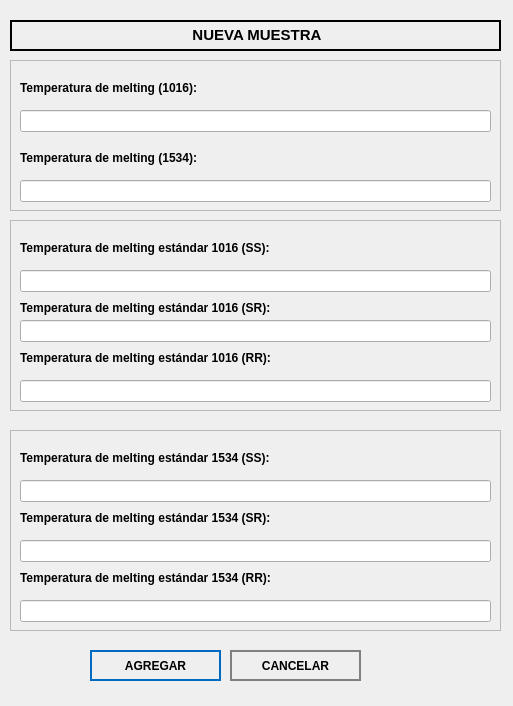
Qt form ui_files/new_genotype_window.ui (gonzalohdominguez/GENOMOS) before a commit.
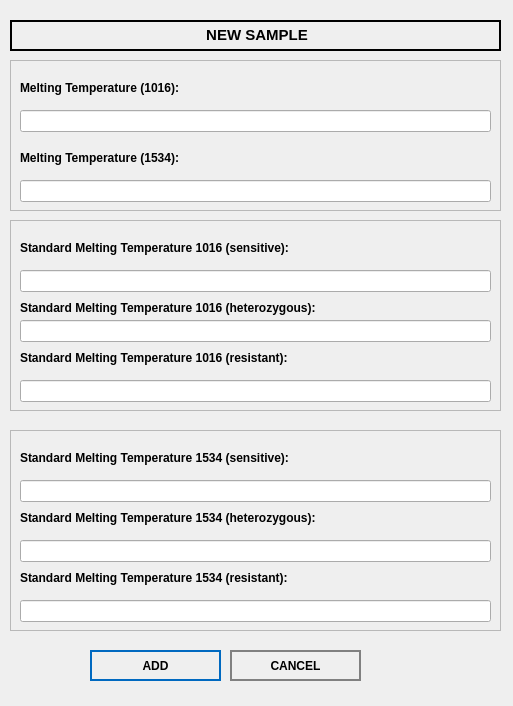
The same form after that commit. Icons and pictures are not drawn.

Diff of the .ui file:
```diff
--- a/ui_files/new_genotype_window.ui
+++ b/ui_files/new_genotype_window.ui
@@ -26,7 +26,7 @@
     <enum>QFrame::WinPanel</enum>
    </property>
    <property name="text">
-    <string>&lt;html&gt;&lt;head/&gt;&lt;body&gt;&lt;p align=&quot;center&quot;&gt;&lt;span style=&quot; font-size:11pt; font-weight:600;&quot;&gt;NUEVA MUESTRA&lt;/span&gt;&lt;/p&gt;&lt;/body&gt;&lt;/html&gt;</string>
+    <string>&lt;html&gt;&lt;head/&gt;&lt;body&gt;&lt;p align=&quot;center&quot;&gt;&lt;span style=&quot; font-size:11pt; font-weight:600;&quot;&gt;NEW SAMPLE&lt;/span&gt;&lt;/p&gt;&lt;/body&gt;&lt;/html&gt;</string>
    </property>
   </widget>
   <widget class="QFrame" name="frame">
@@ -49,12 +49,12 @@
      <rect>
       <x>10</x>
       <y>90</y>
-      <width>211</width>
+      <width>191</width>
       <height>16</height>
      </rect>
     </property>
     <property name="text">
-     <string>&lt;html&gt;&lt;head/&gt;&lt;body&gt;&lt;p&gt;&lt;span style=&quot; font-weight:600;&quot;&gt;Temperatura de melting (1534): &lt;/span&gt;&lt;/p&gt;&lt;/body&gt;&lt;/html&gt;</string>
+     <string>&lt;html&gt;&lt;head/&gt;&lt;body&gt;&lt;p&gt;&lt;span style=&quot; font-weight:600;&quot;&gt;Melting Temperature (1534): &lt;/span&gt;&lt;/p&gt;&lt;/body&gt;&lt;/html&gt;</string>
     </property>
    </widget>
    <widget class="QLabel" name="label_2">
@@ -62,12 +62,12 @@
      <rect>
       <x>10</x>
       <y>20</y>
-      <width>211</width>
+      <width>191</width>
       <height>16</height>
      </rect>
     </property>
     <property name="text">
-     <string>&lt;html&gt;&lt;head/&gt;&lt;body&gt;&lt;p&gt;&lt;span style=&quot; font-weight:600;&quot;&gt;Temperatura de melting (1016): &lt;/span&gt;&lt;/p&gt;&lt;/body&gt;&lt;/html&gt;</string>
+     <string>&lt;html&gt;&lt;head/&gt;&lt;body&gt;&lt;p&gt;&lt;span style=&quot; font-weight:600;&quot;&gt;Melting Temperature (1016): &lt;/span&gt;&lt;/p&gt;&lt;/body&gt;&lt;/html&gt;</string>
     </property>
    </widget>
    <widget class="QLineEdit" name="temperature1016LineEdit">
@@ -111,12 +111,12 @@
      <rect>
       <x>10</x>
       <y>130</y>
-      <width>301</width>
+      <width>321</width>
       <height>16</height>
      </rect>
     </property>
     <property name="text">
-     <string>&lt;html&gt;&lt;head/&gt;&lt;body&gt;&lt;p&gt;&lt;span style=&quot; font-weight:600;&quot;&gt;Temperatura de melting estándar 1016 (RR): &lt;/span&gt;&lt;/p&gt;&lt;/body&gt;&lt;/html&gt;</string>
+     <string>&lt;html&gt;&lt;head/&gt;&lt;body&gt;&lt;p&gt;&lt;span style=&quot; font-weight:600;&quot;&gt;Standard Melting Temperature 1016 (resistant): &lt;/span&gt;&lt;/p&gt;&lt;/body&gt;&lt;/html&gt;</string>
     </property>
    </widget>
    <widget class="QLabel" name="label_4">
@@ -124,12 +124,12 @@
      <rect>
       <x>10</x>
       <y>20</y>
-      <width>301</width>
+      <width>321</width>
       <height>16</height>
      </rect>
     </property>
     <property name="text">
-     <string>&lt;html&gt;&lt;head/&gt;&lt;body&gt;&lt;p&gt;&lt;span style=&quot; font-weight:600;&quot;&gt;Temperatura de melting estándar 1016 (SS): &lt;/span&gt;&lt;/p&gt;&lt;/body&gt;&lt;/html&gt;</string>
+     <string>&lt;html&gt;&lt;head/&gt;&lt;body&gt;&lt;p&gt;&lt;span style=&quot; font-weight:600;&quot;&gt;Standard Melting Temperature 1016 (sensitive): &lt;/span&gt;&lt;/p&gt;&lt;/body&gt;&lt;/html&gt;</string>
     </property>
    </widget>
    <widget class="QLabel" name="label_5">
@@ -137,12 +137,12 @@
      <rect>
       <x>10</x>
       <y>80</y>
-      <width>301</width>
+      <width>351</width>
       <height>16</height>
      </rect>
     </property>
     <property name="text">
-     <string>&lt;html&gt;&lt;head/&gt;&lt;body&gt;&lt;p&gt;&lt;span style=&quot; font-weight:600;&quot;&gt;Temperatura de melting estándar 1016 (SR): &lt;/span&gt;&lt;/p&gt;&lt;/body&gt;&lt;/html&gt;</string>
+     <string>&lt;html&gt;&lt;head/&gt;&lt;body&gt;&lt;p&gt;&lt;span style=&quot; font-weight:600;&quot;&gt;Standard Melting Temperature 1016 (heterozygous): &lt;/span&gt;&lt;/p&gt;&lt;/body&gt;&lt;/html&gt;</string>
     </property>
    </widget>
    <widget class="QLineEdit" name="temperature1016SSLineEdit">
@@ -196,12 +196,12 @@
      <rect>
       <x>10</x>
       <y>80</y>
-      <width>301</width>
+      <width>351</width>
       <height>16</height>
      </rect>
     </property>
     <property name="text">
-     <string>&lt;html&gt;&lt;head/&gt;&lt;body&gt;&lt;p&gt;&lt;span style=&quot; font-weight:600;&quot;&gt;Temperatura de melting estándar 1534 (SR): &lt;/span&gt;&lt;/p&gt;&lt;/body&gt;&lt;/html&gt;</string>
+     <string>&lt;html&gt;&lt;head/&gt;&lt;body&gt;&lt;p&gt;&lt;span style=&quot; font-weight:600;&quot;&gt;Standard Melting Temperature 1534 (heterozygous): &lt;/span&gt;&lt;/p&gt;&lt;/body&gt;&lt;/html&gt;</string>
     </property>
    </widget>
    <widget class="QLabel" name="label_7">
@@ -209,12 +209,12 @@
      <rect>
       <x>10</x>
       <y>20</y>
-      <width>301</width>
+      <width>321</width>
       <height>16</height>
      </rect>
     </property>
     <property name="text">
-     <string>&lt;html&gt;&lt;head/&gt;&lt;body&gt;&lt;p&gt;&lt;span style=&quot; font-weight:600;&quot;&gt;Temperatura de melting estándar 1534 (SS): &lt;/span&gt;&lt;/p&gt;&lt;/body&gt;&lt;/html&gt;</string>
+     <string>&lt;html&gt;&lt;head/&gt;&lt;body&gt;&lt;p&gt;&lt;span style=&quot; font-weight:600;&quot;&gt;Standard Melting Temperature 1534 (sensitive): &lt;/span&gt;&lt;/p&gt;&lt;/body&gt;&lt;/html&gt;</string>
     </property>
    </widget>
    <widget class="QLabel" name="label_8">
@@ -222,12 +222,12 @@
      <rect>
       <x>10</x>
       <y>140</y>
-      <width>301</width>
+      <width>321</width>
       <height>16</height>
      </rect>
     </property>
     <property name="text">
-     <string>&lt;html&gt;&lt;head/&gt;&lt;body&gt;&lt;p&gt;&lt;span style=&quot; font-weight:600;&quot;&gt;Temperatura de melting estándar 1534 (RR): &lt;/span&gt;&lt;/p&gt;&lt;/body&gt;&lt;/html&gt;</string>
+     <string>&lt;html&gt;&lt;head/&gt;&lt;body&gt;&lt;p&gt;&lt;span style=&quot; font-weight:600;&quot;&gt;Standard Melting Temperature 1534 (resistant): &lt;/span&gt;&lt;/p&gt;&lt;/body&gt;&lt;/html&gt;</string>
     </property>
    </widget>
    <widget class="QLineEdit" name="temperature1534SSLineEdit">
@@ -290,7 +290,7 @@
 }</string>
    </property>
    <property name="text">
-    <string>AGREGAR</string>
+    <string>ADD</string>
    </property>
    <property name="icon">
     <iconset>
@@ -335,7 +335,7 @@
 }</string>
    </property>
    <property name="text">
-    <string>CANCELAR</string>
+    <string>CANCEL</string>
    </property>
    <property name="iconSize">
     <size>
```
Left out of the diff: 2 changed lines with no effect on the pictures.
